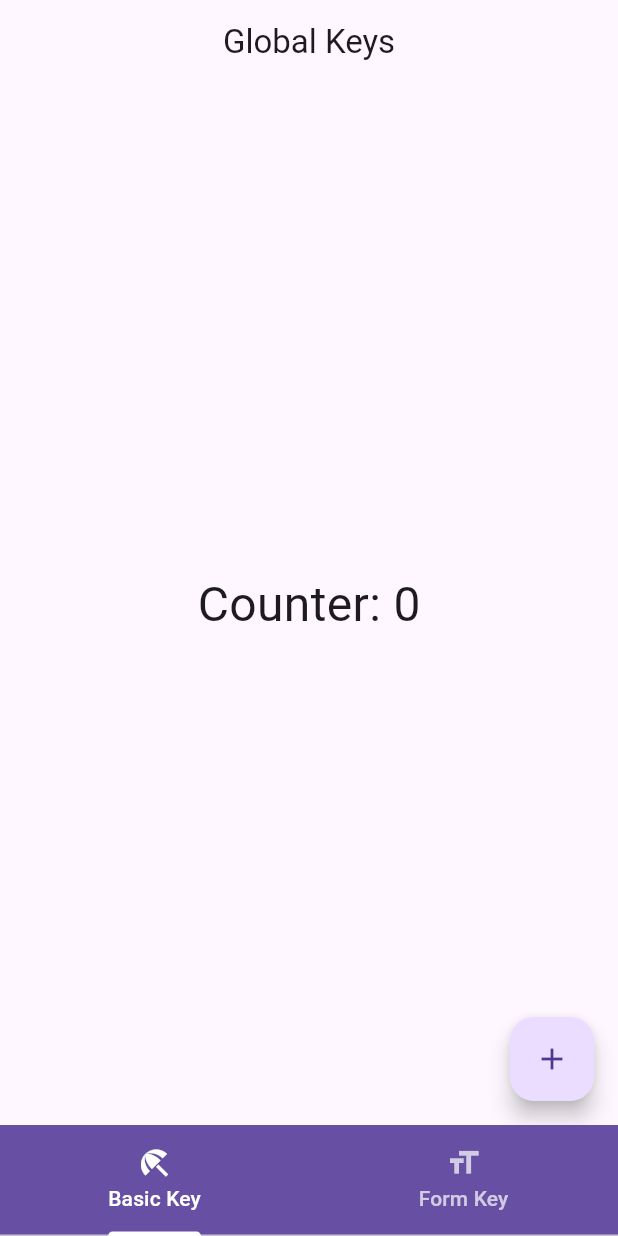
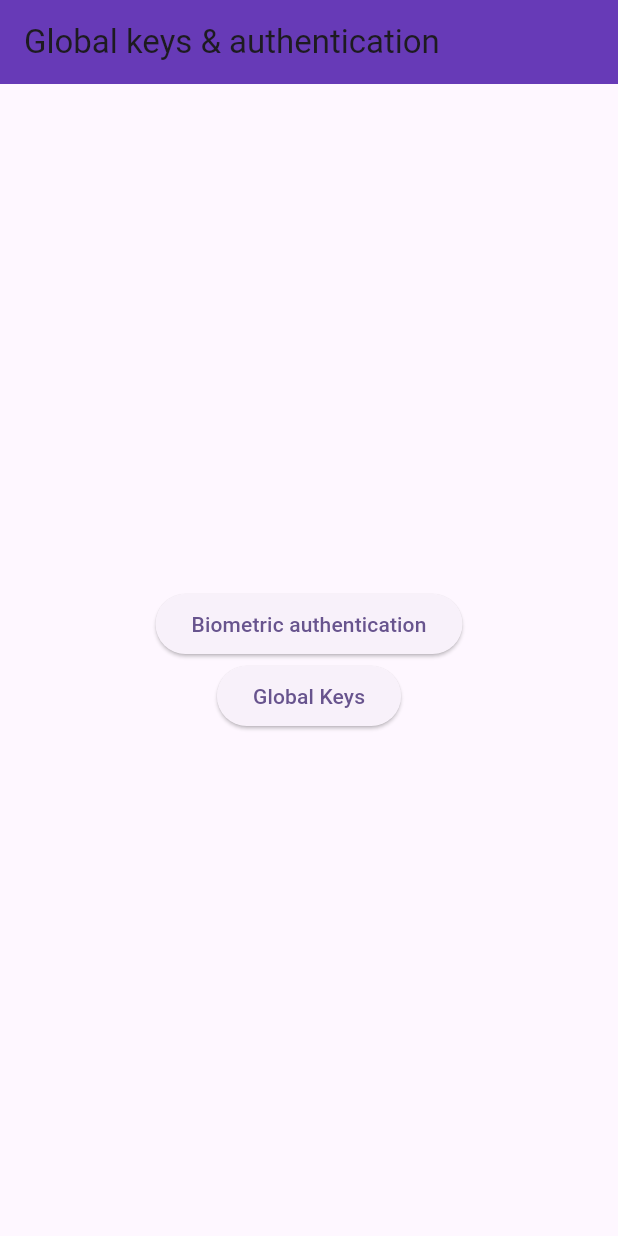
Before and after one commit to rahulhajare3585/Global_keys_bio_auth, a Flutter app: the screen it shows after launch, on a phone screen of 412 x 824 dp. Run offline on Flutter 3.47's test engine with Material 3 defaults, Android fonts, the light colour scheme and no system bars; our stand-ins replace cloud_firestore, firebase_core, fluttertoast, local_auth; accounts and stored records are empty.

Commit message:
done with face and touch

```diff
--- /dev/null
+++ b/lib/landing_screen.dart
@@ -0,0 +1,51 @@
+import 'package:flutter/material.dart';
+import 'package:global_keys/pages/biometric_auth_screen.dart';
+import 'package:global_keys/pages/keys_landing_page.dart';
+
+class LandingScreen extends StatefulWidget {
+  const LandingScreen() : super();
+
+  @override
+  State<StatefulWidget> createState() => _landingScreen();
+}
+
+class _landingScreen extends State<LandingScreen> {
+  @override
+  Widget build(BuildContext context) {
+    return Scaffold(
+        appBar: AppBar(
+          title: const Text('Global keys & authentication'),
+          backgroundColor: Colors.deepPurple,
+        ),
+        body: buttonsContainer());
+  }
+
+  Widget buttonsContainer() {
+    return Center(
+      child: Column(
+        mainAxisAlignment: MainAxisAlignment.center,
+        children: [
+          ElevatedButton(
+              onPressed: () {
+                // Navigate to Biometric Authentication page
+                Navigator.push(
+                  context,
+                  MaterialPageRoute(
+                      builder: (context) => const BiometricAuthScreen()),
+                );
+              },
+              child: const Text('Biometric authentication')),
+          ElevatedButton(
+              onPressed: () {
+                // Navigate to Biometric Authentication page
+                Navigator.push(
+                  context,
+                  MaterialPageRoute(builder: (context) => KeysLandingPage()),
+                );
+              },
+              child: const Text('Global Keys')),
+        ],
+      ),
+    );
+  }
+}
--- a/lib/main.dart
+++ b/lib/main.dart
@@ -1,55 +1,27 @@
 import 'package:flutter/material.dart';
-import 'package:flutter/services.dart';
-import 'package:global_keys/pages/basic_key_page.dart';
-import 'package:global_keys/pages/form_key_page.dart';
+import 'package:global_keys/landing_screen.dart';
+import 'package:firebase_core/firebase_core.dart';
+import 'package:global_keys/messages/messages.dart';
 
-Future main() async {
+void main() async {
   WidgetsFlutterBinding.ensureInitialized();
-  await SystemChrome.setPreferredOrientations([
-    DeviceOrientation.portraitUp,
-    DeviceOrientation.portraitDown,
-  ]);
-
-  runApp(MyApp());
+  await Firebase.initializeApp();
+  Messages().ShowToast('connected to firebase');
+  runApp(const MyApp());
 }
 
 class MyApp extends StatelessWidget {
-  static final String title = 'Global Key';
+  const MyApp({super.key});
 
   @override
-  Widget build(BuildContext context) => MaterialApp(
-        debugShowCheckedModeBanner: false,
-        title: title,
-        theme: ThemeData(primarySwatch: Colors.blue),
-        home: MainPage(),
-      );
-}
-
-class MainPage extends StatelessWidget {
-  @override
   Widget build(BuildContext context) {
-    return DefaultTabController(
-      length: 2, // Number of tabs
-      child: Scaffold(
-        body: TabBarView(
-          children: [
-            BasicKeyPage(),
-            FormKeyPage(),
-          ],
-        ),
-        bottomNavigationBar: Container(
-          color: Theme.of(context).primaryColor,
-          child: const TabBar(
-            labelColor: Colors.white,
-            unselectedLabelColor: Colors.white70,
-            indicatorColor: Colors.white,
-            tabs: [
-              Tab(icon: Icon(Icons.beach_access), text: 'Basic Key'),
-              Tab(icon: Icon(Icons.format_size), text: 'Form Key'),
-            ],
-          ),
-        ),
+    return MaterialApp(
+      title: 'Flutter Demo',
+      theme: ThemeData(
+        colorScheme: ColorScheme.fromSeed(seedColor: Colors.deepPurple),
+        useMaterial3: true,
       ),
+      home: const LandingScreen(),
     );
   }
 }
--- a/lib/widget/button_widget.dart
+++ b/lib/widget/button_widget.dart
@@ -13,7 +13,7 @@ class ButtonWidget extends StatelessWidget {
   @override
   Widget build(BuildContext context) => ElevatedButton(
         style: ElevatedButton.styleFrom(
-          minimumSize: Size.fromHeight(40),
+          minimumSize: const Size.fromHeight(40),
         ),
         child: FittedBox(
           child: Text(
--- a/pubspec.yaml
+++ b/pubspec.yaml
@@ -37,8 +37,10 @@ dependencies:
   # Use with the CupertinoIcons class for iOS style icons.
   cupertino_icons: ^1.0.8
   connectivity_plus: ^6.1.0
-  vpn_detector: ^1.0.1
-  vpn_connection_detector: ^1.0.7
+  local_auth: ^2.3.0
+  fluttertoast: ^8.0.9
+  firebase_core: ^2.20.0 # check for the latest version
+  cloud_firestore: ^4.10.0
 
 dev_dependencies:
   flutter_test:
```
Also changed, not shown: lib/Network/connectivity_status.dart (+38 -38 lines), lib/Services/firebase_service.dart (added, +33 -0 lines), lib/messages/messages.dart (added, +17 -0 lines), lib/models/customer.dart (added, +37 -0 lines), lib/pages/biometric_auth_screen.dart (added, +91 -0 lines), lib/pages/keys_landing_page.dart (added, +32 -0 lines), lib/widget/firebase_page.dart (added, +33 -0 lines), pubspec.lock, 21 other files.
